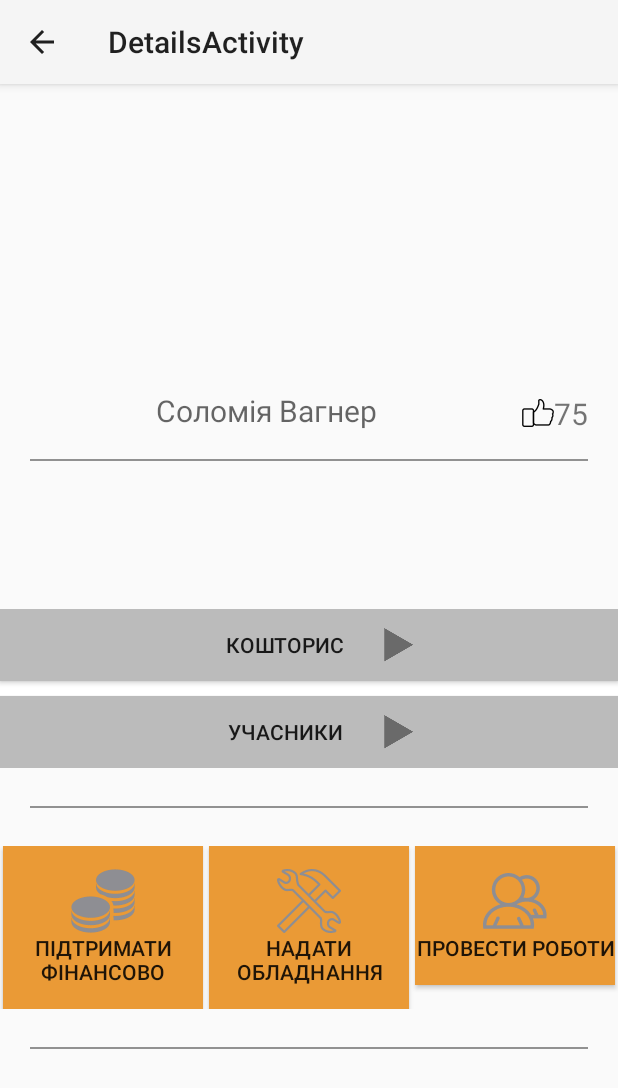
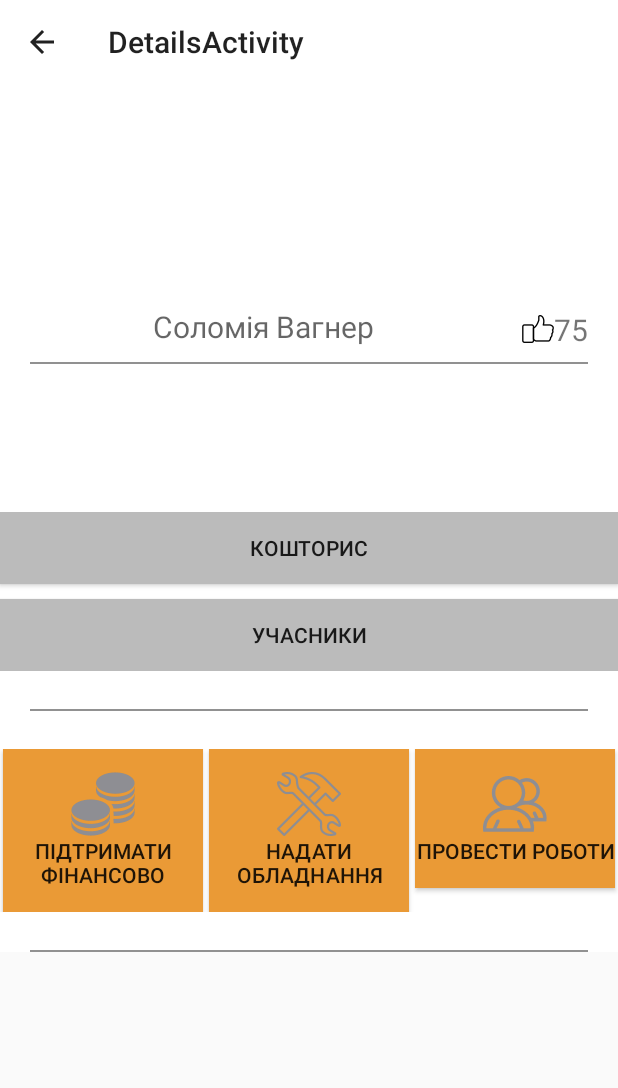
Before and after one commit to CheDream-Android/CheDream-Android, an Android app: the DetailsFragment screen opened directly, with no data from a screen before it, on a phone screen of 412 x 824 dp. Shown: the top 1088 px of the screen. Run offline under Robolectric (Android 15) with nearby library versions, the light colour scheme and no system bars; libraries missing offline, so code that uses them is left out: com.nirhart.parallaxscroll, com.nostra13.universalimageloader; 9 statements that could not run were skipped.

Commit message:
edit details fragment

```diff
--- a/app/build.gradle
+++ b/app/build.gradle
@@ -23,5 +23,6 @@ dependencies {
     compile fileTree(include: ['*.jar'], dir: 'libs')
     compile 'com.android.support:appcompat-v7:21.0.3'
     compile 'com.google.code.gson:gson:2.3.1'
-    compile project(':universal-image-loader-1.9.3')
+    compile 'com.nostra13.universalimageloader:universal-image-loader:1.9.3'
+    compile 'com.github.nirhart:parallaxscroll:1.0'
 }
--- a/app/src/main/java/org/chedream/android/fragments/DetailsFragment.java
+++ b/app/src/main/java/org/chedream/android/fragments/DetailsFragment.java
@@ -1,17 +1,19 @@
 package org.chedream.android.fragments;
 
-import android.app.ActionBar;
+import android.graphics.drawable.ColorDrawable;
+import android.graphics.drawable.Drawable;
 import android.os.Bundle;
 import android.support.annotation.Nullable;
 import android.support.v4.app.Fragment;
+import android.support.v7.app.ActionBar;
+import android.support.v7.app.ActionBarActivity;
 import android.view.LayoutInflater;
-import android.view.MotionEvent;
 import android.view.View;
 import android.view.ViewGroup;
 import android.widget.Button;
 import android.widget.ImageView;
+import android.widget.ScrollView;
 import android.widget.TextView;
-import android.widget.Toast;
 
 import com.nostra13.universalimageloader.core.DisplayImageOptions;
 import com.nostra13.universalimageloader.core.ImageLoader;
@@ -20,9 +22,11 @@ import com.nostra13.universalimageloader.core.ImageLoaderConfiguration;
 import org.chedream.android.R;
 import org.chedream.android.helpers.RoundedImageViewHelper;
 import org.chedream.android.model.test.Dream;
+import org.chedream.android.views.NotifyingScrollView;
 
 public class DetailsFragment extends Fragment {
     public static final String ARG_SECTION_NUMBER = "args";
+    private ActionBarActivity mActivity;
 
     public static DetailsFragment getInstance(Dream dream) {
         DetailsFragment fragment = new DetailsFragment();
@@ -42,15 +46,34 @@ public class DetailsFragment extends Fragment {
     public void onViewCreated(View view, @Nullable Bundle savedInstanceState) {
         super.onViewCreated(view, savedInstanceState);
 
+        mActivity = (ActionBarActivity) getActivity();
+
+        final Drawable backgroundActionBar =
+                new ColorDrawable(getResources().getColor(R.color.color_primary));
+
+        mActivity.getSupportActionBar().setBackgroundDrawable(backgroundActionBar);
+        backgroundActionBar.setAlpha(0);
+
+        final int actionBarHeight = mActivity.getSupportActionBar().getHeight();
+        final int imageHeight = 500;
+        final int maxAlpha = 250;
+        ((NotifyingScrollView) view.findViewById(R.id.details_main_container)).setOnScrollChangedListener(
+                new NotifyingScrollView.OnScrollChangedListener() {
+                    @Override
+                    public void onScrollChanged(ScrollView who, int l, int t, int oldl, int oldt) {
+                        int headerHeight = imageHeight - actionBarHeight;
+                        float ratio = (float)
+                                Math.min(Math.max(t, 0), headerHeight) / headerHeight;
+                        int newAlpha = (int) (ratio * maxAlpha);
+                        backgroundActionBar.setAlpha(newAlpha);
+                    }
+                });
+
         Dream dream = (Dream) getArguments().getSerializable(ARG_SECTION_NUMBER);
-        ActionBar actionBar = getActivity().getActionBar();
-        if (actionBar != null) {
-            Toast.makeText(getActivity(), "!= null", Toast.LENGTH_SHORT).show();
-            actionBar.setTitle(dream.getTitle());
-        }
+        ActionBar actionBar = mActivity.getSupportActionBar();
+        actionBar.setTitle(dream.getTitle());
 
-
-        ImageView mainImage = (ImageView) view.findViewById(R.id.dream_imageview);
+        ImageView mainImage = (ImageView) view.findViewById(R.id.img_dream_main);
         ImageLoader imageLoader = ImageLoader.getInstance();
         imageLoader.init(ImageLoaderConfiguration.createDefault(getActivity().getBaseContext()));
 
@@ -69,17 +92,17 @@ public class DetailsFragment extends Fragment {
                 options
         );
 
-        RoundedImageViewHelper avatar = (RoundedImageViewHelper) view.findViewById(R.id.avatar_imageview);
+        RoundedImageViewHelper avatar = (RoundedImageViewHelper) view.findViewById(R.id.img_avatar);
         imageLoader.displayImage(
                 dream.getImage(),
                 avatar,
                 options
         );
 
-        TextView likesNumber = (TextView) view.findViewById(R.id.likes_number_textview);
+        TextView likesNumber = (TextView) view.findViewById(R.id.txt_likes_number);
         likesNumber.setText(R.string.sample_count_of_likes); //get number of likes, when API will be available to give it
 
-        TextView userName = (TextView) view.findViewById(R.id.user_name_texview);
+        TextView userName = (TextView) view.findViewById(R.id.txt_user_name);
         userName.setText(R.string.sample_user_name); //only test try for now. It will get name from User-class
 
         TextView dreamTitle = (TextView) view.findViewById(R.id.dream_title_textview);
--- /dev/null
+++ b/app/src/main/java/org/chedream/android/views/NotifyingScrollView.java
@@ -0,0 +1,40 @@
+package org.chedream.android.views;
+
+import android.content.Context;
+import android.util.AttributeSet;
+import android.widget.ScrollView;
+
+import com.nirhart.parallaxscroll.views.ParallaxScrollView;
+
+public class NotifyingScrollView extends ParallaxScrollView {
+
+    public interface OnScrollChangedListener {
+        void onScrollChanged(ScrollView who, int l, int t, int oldl, int oldt);
+    }
+
+    private OnScrollChangedListener mOnScrollChangedListener;
+
+    public NotifyingScrollView(Context context) {
+        super(context);
+    }
+
+    public NotifyingScrollView(Context context, AttributeSet attrs) {
+        super(context, attrs);
+    }
+
+    public NotifyingScrollView(Context context, AttributeSet attrs, int defStyle) {
+        super(context, attrs, defStyle);
+    }
+
+    @Override
+    protected void onScrollChanged(int l, int t, int oldl, int oldt) {
+        super.onScrollChanged(l, t, oldl, oldt);
+        if (mOnScrollChangedListener != null) {
+            mOnScrollChangedListener.onScrollChanged(this, l, t, oldl, oldt);
+        }
+    }
+
+    public void setOnScrollChangedListener(OnScrollChangedListener listener) {
+        mOnScrollChangedListener = listener;
+    }
+}
--- a/app/src/main/res/layout/fragment_details.xml
+++ b/app/src/main/res/layout/fragment_details.xml
@@ -1,193 +1,196 @@
-<ScrollView
-    xmlns:android="http://schemas.android.com/apk/res/android"
+<org.chedream.android.views.NotifyingScrollView xmlns:android="http://schemas.android.com/apk/res/android"
     xmlns:tools="http://schemas.android.com/tools"
+    android:id="@+id/details_main_container"
     android:layout_width="match_parent"
     android:layout_height="match_parent"
-    tools:context="org.chedream.android.activities.DetailsActivity$PlaceholderFragment"
-    android:fillViewport="false">
+    android:fillViewport="false"
+    tools:context="org.chedream.android.activities.DetailsActivity">
 
     <RelativeLayout
         android:layout_width="match_parent"
-        android:layout_height="wrap_content">
+        android:layout_height="wrap_content"
+        android:background="@color/color_primary">
 
         <ImageView
-            android:id="@+id/dream_imageview"
+            android:id="@+id/img_dream_main"
             android:layout_width="match_parent"
             android:layout_height="200dp"
-            android:scaleType="centerCrop"/>
+            android:contentDescription="@string/content_description"
+            android:scaleType="centerCrop" />
 
-        <org.chedream.android.helpers.RoundedImageViewHelper
-            android:id="@+id/avatar_imageview"
-            android:layout_width="73dp"
-            android:layout_height="73dp"
-            android:layout_marginLeft="15dp"
-            android:layout_marginRight="15dp"
-            android:layout_marginTop="165dp"
-            android:layout_alignParentLeft="true"
-            android:layout_alignParentStart="true"/>
+        <RelativeLayout
+            android:id="@+id/description_container"
+            android:layout_width="match_parent"
+            android:layout_height="wrap_content"
+            android:layout_below="@+id/img_dream_main"
+            android:background="@color/color_primary">
 
             <TextView
-            android:id="@+id/likes_number_textview"
+                android:id="@+id/txt_likes_number"
                 android:layout_width="wrap_content"
                 android:layout_height="wrap_content"
                 android:layout_alignParentEnd="true"
                 android:layout_alignParentRight="true"
+                android:layout_alignParentTop="true"
                 android:layout_centerHorizontal="true"
                 android:layout_centerVertical="true"
+                android:layout_marginEnd="15dp"
+                android:layout_marginRight="20dp"
+                android:layout_marginTop="6dp"
                 android:drawableLeft="@drawable/like"
                 android:drawableStart="@drawable/like"
-            android:layout_marginRight="20dp"
-            android:layout_marginEnd="15dp"
-            android:layout_marginTop="6dp"
-            android:layout_below="@+id/dream_imageview"
-            android:textSize="20sp"/>
+                android:textSize="20sp" />
 
             <TextView
-            android:id="@+id/user_name_texview"
+                android:id="@+id/txt_user_name"
                 android:layout_width="wrap_content"
                 android:layout_height="wrap_content"
+                android:layout_marginLeft="102dp"
+                android:layout_marginTop="4dp"
                 android:textAppearance="?android:attr/textAppearanceMedium"
-            android:textSize="20sp"
-            android:layout_below="@+id/dream_imageview"
-            android:layout_marginTop="4dp"
-            android:layout_toRightOf="@+id/avatar_imageview"
-            android:layout_toEndOf="@+id/avatar_imageview"/>
+                android:textSize="20sp" />
 
-        <TextView
-            android:id="@+id/line_separator_textview"
+            <View
+                android:id="@+id/line_separator"
                 android:layout_width="match_parent"
                 android:layout_height="1dp"
-            android:layout_below="@+id/avatar_imageview"
-            android:background="#ff919191"
+                android:layout_below="@id/txt_user_name"
+                android:layout_marginLeft="20dp"
+                android:layout_marginRight="20dp"
                 android:layout_marginTop="10dp"
-            android:layout_marginLeft="20dp"
-            android:layout_marginRight="20dp"/>
+                android:background="@color/color_separator" />
 
             <LinearLayout
                 android:id="@+id/title_and_text_holder"
                 android:layout_width="match_parent"
                 android:layout_height="wrap_content"
-            android:layout_marginTop="20dp"
+                android:layout_below="@+id/line_separator"
                 android:layout_marginBottom="20dp"
                 android:layout_marginLeft="20dp"
                 android:layout_marginRight="20dp"
-            android:orientation="vertical"
-            android:layout_below="@+id/line_separator_textview">
+                android:layout_marginTop="20dp"
+                android:background="@color/color_primary"
+                android:orientation="vertical">
 
                 <TextView
                     android:id="@+id/dream_title_textview"
                     android:layout_width="match_parent"
                     android:layout_height="wrap_content"
-                android:textAppearance="?android:attr/textAppearanceLarge"/>
+                    android:textAppearance="?android:attr/textAppearanceLarge" />
 
                 <TextView
                     android:id="@+id/dream_description_textview"
                     android:layout_width="match_parent"
                     android:layout_height="wrap_content"
                     android:layout_marginTop="10dp"
-                android:textAppearance="?android:attr/textAppearanceSmall"/>
+                    android:textAppearance="?android:attr/textAppearanceSmall" />
             </LinearLayout>
 
             <LinearLayout
                 android:id="@+id/dream_info_btn_holder"
                 android:layout_width="match_parent"
                 android:layout_height="wrap_content"
-            android:orientation="vertical"
-            android:layout_below="@+id/title_and_text_holder">
+                android:layout_below="@+id/title_and_text_holder"
+                android:orientation="vertical">
 
                 <Button
                     android:id="@+id/estimate_btn"
                     android:layout_width="match_parent"
                     android:layout_height="wrap_content"
-                android:text="@string/estimate_button"
-                android:drawableRight="@drawable/ic_action_play"
-                android:drawableEnd="@drawable/ic_action_play"
-                android:paddingLeft="130dp"
                     android:background="@drawable/dream_info_btn_selector"
-                android:paddingRight="130dp"/>
+                    android:text="@string/estimate_button" />
 
                 <TextView
                     android:layout_width="match_parent"
                     android:layout_height="10dp"
-                android:background="#ffffffff"/>
+                    android:background="#ffffffff" />
 
                 <Button
                     android:id="@+id/members_btn"
                     android:layout_width="match_parent"
                     android:layout_height="wrap_content"
-                android:text="@string/members_button"
-                android:drawableRight="@drawable/ic_action_play"
-                android:drawableEnd="@drawable/ic_action_play"
                     android:background="@drawable/dream_info_btn_selector"
-                android:paddingLeft="130dp"
-                android:paddingRight="130dp"/>
+                    android:text="@string/members_button" />
             </LinearLayout>
 
-        <TextView
-            android:id="@+id/line_separator_textview1"
+            <View
+                android:id="@+id/line_separator_2"
                 android:layout_width="match_parent"
                 android:layout_height="1dp"
                 android:layout_below="@+id/dream_info_btn_holder"
-            android:background="#ff919191"
-            android:layout_marginTop="25dp"
+                android:layout_marginBottom="25dp"
                 android:layout_marginLeft="20dp"
                 android:layout_marginRight="20dp"
-            android:layout_marginBottom="25dp"/>
+                android:layout_marginTop="25dp"
+                android:background="#ff919191" />
 
             <LinearLayout
                 android:id="@+id/dream_support_button_holder"
                 android:layout_width="match_parent"
                 android:layout_height="wrap_content"
-            android:layout_below="@+id/line_separator_textview1"
+                android:layout_below="@+id/line_separator_2"
                 android:orientation="horizontal">
 
                 <Button
                     android:id="@+id/financial_support_btn"
                     android:layout_width="0dp"
                     android:layout_height="wrap_content"
+                    android:layout_marginLeft="2dp"
+                    android:layout_marginRight="2dp"
+                    android:layout_weight="1"
+                    android:background="@drawable/dream_support_btn_selector"
                     android:drawableTop="@drawable/coins"
-                android:layout_weight="1"
-                android:text="@string/financial_support_btn"
-                android:background="@drawable/dream_support_btn_selector"
+                    android:paddingBottom="15dp"
                     android:paddingTop="15dp"
-                android:paddingBottom="15dp"
-                android:layout_marginLeft="2dp"
-                android:layout_marginRight="2dp"/>
+                    android:text="@string/financial_support_btn" />
 
                 <Button
                     android:id="@+id/equip_support_btn"
                     android:layout_width="0dp"
                     android:layout_height="wrap_content"
+                    android:layout_marginLeft="2dp"
+                    android:layout_marginRight="2dp"
+                    android:layout_weight="1"
+                    android:background="@drawable/dream_support_btn_selector"
                     android:drawableTop="@drawable/tools"
-                android:layout_weight="1"
-                android:text="@string/equip_support_btn"
+                    android:paddingBottom="15dp"
                     android:paddingTop="15dp"
-                android:background="@drawable/dream_support_btn_selector"
-                android:paddingBottom="15dp"
-                android:layout_marginLeft="2dp"
-                android:layout_marginRight="2dp"/>
+                    android:text="@string/equip_support_btn" />
 
                 <Button
                     android:id="@+id/work_support_btn"
                     android:layout_width="0dp"
                     android:layout_height="wrap_content"
+                    android:layout_marginLeft="2dp"
+                    android:layout_marginRight="2dp"
+                    android:layout_weight="1"
+                    android:background="@drawable/dream_support_btn_selector"
                     android:drawableTop="@drawable/people"
-                android:layout_weight="1"
-                android:text="@string/work_support_btn"
+                    android:paddingBottom="15dp"
                     android:paddingTop="15dp"
-                android:background="@drawable/dream_support_btn_selector"
-                android:paddingBottom="15dp"
-                android:layout_marginLeft="2dp"
-                android:layout_marginRight="2dp"/>
+                    android:text="@string/work_support_btn" />
             </LinearLayout>
-        <TextView
-            android:id="@+id/line_separator_textview0"
+
+            <View
+                android:id="@+id/line_separator_3"
                 android:layout_width="match_parent"
                 android:layout_height="1dp"
                 android:layout_below="@+id/dream_support_button_holder"
-            android:background="#ff919191"
+                android:layout_marginLeft="20dp"
+                android:layout_marginRight="20dp"
                 android:layout_marginTop="25dp"
-            android:layout_marginLeft="20dp"
-            android:layout_marginRight="20dp"/>
+                android:background="#ff919191" />
         </RelativeLayout>
-</ScrollView>
+
+        <org.chedream.android.helpers.RoundedImageViewHelper
+            android:id="@+id/img_avatar"
+            android:layout_width="72dp"
+            android:layout_height="72dp"
+            android:layout_alignParentLeft="true"
+            android:layout_alignParentStart="true"
+            android:layout_below="@+id/img_dream_main"
+            android:layout_marginLeft="15dp"
+            android:layout_marginRight="15dp"
+            android:layout_marginTop="-36dp" />
+    </RelativeLayout>
+</org.chedream.android.views.NotifyingScrollView>
--- a/app/src/main/res/values/color.xml
+++ b/app/src/main/res/values/color.xml
@@ -6,4 +6,9 @@
     <color name="btn_orange_pressed">#ff996226</color>
     <color name="btn_gray">#ffbbbbbb</color>
     <color name="btn_gray_pressed">#ff808080</color>
+
+    <color name="color_primary">#ffffffff</color>
+    <color name="color_primary_dark">#ffdcdcdc</color>
+
+    <color name="color_separator">#ff919191</color>
 </resources>
--- a/app/src/main/res/values/styles.xml
+++ b/app/src/main/res/values/styles.xml
@@ -1,8 +1,13 @@
 <resources>
 
-    <!-- Base application theme. -->
     <style name="AppTheme" parent="Theme.AppCompat.Light">
-        <!-- Customize your theme here. -->
+        <item name="colorPrimary">@color/color_primary</item>
+        <item name="colorPrimaryDark">@color/color_primary_dark</item>
+    </style>
+
+    <style name="AppTheme.Overlay" parent="AppTheme">
+        <item name="windowActionBarOverlay">true</item>
+        <item name="android:windowContentOverlay">@null</item>
     </style>
 
 </resources>
--- a/settings.gradle
+++ b/settings.gradle
@@ -1 +1 @@
-include ':app', ':universal-image-loader-1.9.3'
+include ':app'
--- a/universal-image-loader-1.9.3/build.gradle
+++ /dev/null
@@ -1,2 +0,0 @@
-configurations.create("default")
-artifacts.add("default", file('universal-image-loader-1.9.3.jar'))
```
Also changed, not shown: app/src/main/AndroidManifest.xml (+5 -8 lines), 1 other file. Lines whose indentation alone changed are shown as unchanged.
